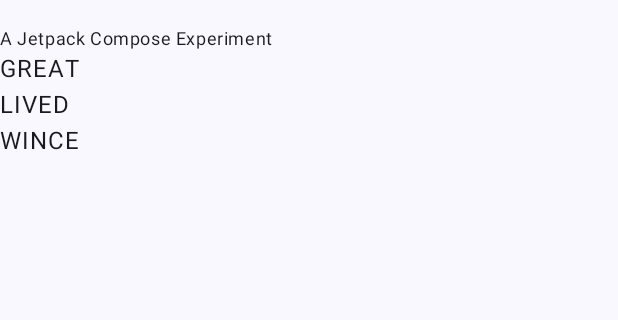
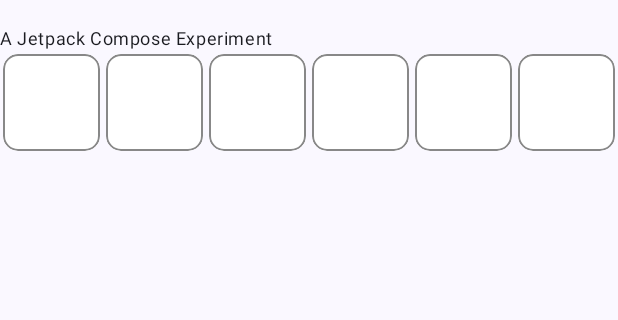
Before and after one commit to KatieBarnett/WordleExtra, an Android app built with Jetpack Compose: the screen it shows after launch (MainActivity), on a phone screen of 412 x 824 dp, the part 69-389 px from its top. Run offline under Robolectric (Android 15) with nearby library versions, the phone set to English and light mode, and no system bars.

Commit message:
Basic styling and initial guess set up

```diff
--- a/app/src/main/java/dev/katiebarnett/wordleextra/Components.kt
+++ b/app/src/main/java/dev/katiebarnett/wordleextra/Components.kt
@@ -1,26 +1,61 @@
 package dev.katiebarnett.wordleextra
 
-import androidx.compose.foundation.layout.Column
-import androidx.compose.foundation.layout.Row
+import androidx.compose.foundation.background
+import androidx.compose.foundation.border
+import androidx.compose.foundation.layout.*
+import androidx.compose.foundation.shape.RoundedCornerShape
 import androidx.compose.material3.MaterialTheme
+import androidx.compose.material3.Surface
 import androidx.compose.material3.Text
 import androidx.compose.runtime.Composable
+import androidx.compose.ui.Alignment
+import androidx.compose.ui.Modifier
+import androidx.compose.ui.draw.clip
+import androidx.compose.ui.graphics.Color
+import androidx.compose.ui.graphics.Shape
 import androidx.compose.ui.tooling.preview.Preview
+import androidx.compose.ui.unit.dp
 import dev.katiebarnett.wordleextra.models.*
 import dev.katiebarnett.wordleextra.ui.theme.WordleExtraTheme
 
 @Composable
-fun Guess(guess: Guess) {
-    Row {
+fun Guess(guess: Guess, modifier: Modifier = Modifier) {
+    Row(modifier = modifier) {
         guess.letters.forEach {
-            Letter(it)
+            Letter(it, modifier = Modifier
+                .weight(1f)
+                .aspectRatio(1f))
         }
     }
 }
 
 @Composable
-fun Letter(letter: Letter) {
-    Text(text = letter.char.uppercase())
+fun Letter(letter: Letter, modifier: Modifier = Modifier) {
+    Box(modifier = modifier.padding(2.dp),
+        contentAlignment = Alignment.Center
+    ) {
+        LetterBackground(letter = letter)
+        letter.char?.let {
+            Text(text = it.uppercase())
+        }
+    }
+}
+
+@Composable
+fun LetterBackground(letter: Letter, modifier: Modifier = Modifier){
+    val backgroundColor = when(letter) {
+        is Incorrect -> Color.Yellow
+        is Correct -> Color.Green
+        is Misplaced -> Color.Gray
+        is Unknown -> Color.White
+    }
+    Box(
+        modifier = modifier
+            .fillMaxSize()
+            .clip(RoundedCornerShape(10.dp))
+            .border(width = 1.dp, color = Color.Gray, shape = RoundedCornerShape(10.dp))
+            .background(backgroundColor)
+    )
 }
 
 @Composable
@@ -32,23 +67,23 @@ fun Heading() {
 
 @Preview(showBackground = true)
 @Composable
-fun GuessesPreview() {
-    val testGuesses = listOf(
-        Guess(listOf(Incorrect('g'), Incorrect('r'), Misplaced('e'), Incorrect('a'), Incorrect('t'))),
-        Guess(listOf(Incorrect('l'), Correct('i'), Misplaced('v'), Misplaced('e'), Incorrect('d'))),
-        Guess(listOf(Correct('w'), Correct('i'), Correct('n'), Correct('c'), Correct('e')))
-    )
+fun GuessPreview() {
+    val testGuess = Guess(listOf(Incorrect('l'), Correct('i'), Misplaced('v'), Misplaced('e'), Incorrect('d')))
     WordleExtraTheme {
-        Guesses(testGuesses)
+        Guess(testGuess, modifier = Modifier
+            .width(250.dp)
+            .height(50.dp))
     }
 }
 
 @Preview(showBackground = true)
 @Composable
-fun GuessPreview() {
-    val testGuess = Guess(listOf(Incorrect('l'), Correct('i'), Misplaced('v'), Misplaced('e'), Incorrect('d')))
+fun EmptyGuessPreview() {
+    val testGuess = Guess(listOf(Unknown(), Unknown(), Unknown(), Unknown(), Unknown()))
     WordleExtraTheme {
-        Guess(testGuess)
+        Guess(testGuess, modifier = Modifier
+            .width(250.dp)
+            .height(50.dp))
     }
 }
 
@@ -56,10 +91,15 @@ fun GuessPreview() {
 @Composable
 fun LetterPreview() {
     WordleExtraTheme {
-        Row {
-            Letter(Incorrect('a'))
-            Letter(Misplaced('b'))
-            Letter(Correct('c'))
+        Surface {
+            Row {
+                val blockModifier = Modifier
+                    .width(50.dp)
+                    .height(50.dp)
+                Letter(Incorrect('a'), blockModifier)
+                Letter(Misplaced('b'), blockModifier)
+                Letter(Correct('c'), blockModifier)
+            }
         }
     }
 }
--- a/app/src/main/java/dev/katiebarnett/wordleextra/MainActivity.kt
+++ b/app/src/main/java/dev/katiebarnett/wordleextra/MainActivity.kt
@@ -8,6 +8,7 @@ import androidx.activity.compose.setContent
 import androidx.activity.viewModels
 import androidx.compose.foundation.layout.Column
 import androidx.compose.foundation.layout.padding
+import androidx.compose.foundation.layout.width
 import androidx.compose.foundation.lazy.LazyColumn
 import androidx.compose.foundation.lazy.items
 import androidx.compose.material3.CenterAlignedTopAppBar
@@ -17,7 +18,11 @@ import androidx.compose.material3.Text
 import androidx.compose.runtime.Composable
 import androidx.compose.ui.Modifier
 import androidx.compose.ui.tooling.preview.Preview
+import androidx.compose.ui.unit.dp
+import dev.katiebarnett.wordleextra.models.Correct
 import dev.katiebarnett.wordleextra.models.Guess
+import dev.katiebarnett.wordleextra.models.Incorrect
+import dev.katiebarnett.wordleextra.models.Misplaced
 import dev.katiebarnett.wordleextra.ui.theme.WordleExtraTheme
 
 class MainActivity : ComponentActivity() {
@@ -53,11 +58,25 @@ fun GameContent(
 }
 
 @Composable
-fun Guesses(guesses: List<Guess>) {
+fun Guesses(guesses: List<Guess>, modifier: Modifier = Modifier) {
     LazyColumn {
         items(guesses) { guess ->
-            Guess(guess)
+            Guess(guess, modifier)
         }
+    }
+}
+
+@Preview(showBackground = true)
+@Composable
+fun GuessesPreview() {
+    val testGuesses = listOf(
+        Guess(listOf(Incorrect('g'), Incorrect('r'), Misplaced('e'), Incorrect('a'), Incorrect('t'))),
+        Guess(listOf(Incorrect('l'), Correct('i'), Misplaced('v'), Misplaced('e'), Incorrect('d'))),
+        Guess(listOf(Correct('w'), Correct('i'), Correct('n'), Correct('c'), Correct('e')))
+    )
+    WordleExtraTheme {
+        Guesses(testGuesses, modifier = Modifier
+            .width(200.dp))
     }
 }
 
--- a/app/src/main/java/dev/katiebarnett/wordleextra/MainViewModel.kt
+++ b/app/src/main/java/dev/katiebarnett/wordleextra/MainViewModel.kt
@@ -4,49 +4,25 @@ import androidx.compose.runtime.mutableStateListOf
 import androidx.lifecycle.LiveData
 import androidx.lifecycle.MutableLiveData
 import androidx.lifecycle.ViewModel
-import dev.katiebarnett.wordleextra.models.Correct
-import dev.katiebarnett.wordleextra.models.Guess
-import dev.katiebarnett.wordleextra.models.Incorrect
-import dev.katiebarnett.wordleextra.models.Misplaced
+import dev.katiebarnett.wordleextra.models.*
 
 class MainViewModel: ViewModel() {
 
     var guesses = mutableStateListOf<Guess>()
         private set
 
+    var wordLength = 5
+
     init {
-        // Temp
-        guesses.addAll(
-            listOf(
-                Guess(
-                    listOf(
-                        Incorrect('g'),
-                        Incorrect('r'),
-                        Misplaced('e'),
-                        Incorrect('a'),
-                        Incorrect('t')
-                    )
-                ),
-                Guess(
-                    listOf(
-                        Incorrect('l'),
-                        Correct('i'),
-                        Misplaced('v'),
-                        Misplaced('e'),
-                        Incorrect('d')
-                    )
-                ),
-                Guess(
-                    listOf(
-                        Correct('w'),
-                        Correct('i'),
-                        Correct('n'),
-                        Correct('c'),
-                        Correct('e')
-                    )
-                )
-            )
-        )
+        reset()
+    }
+
+    fun reset() {
+        val firstGuess = mutableListOf<Letter>()
+        for (i in 0..wordLength) {
+            firstGuess.add(Unknown())
+        }
+        guesses.addAll(listOf(Guess(letters = firstGuess)))
     }
 
     fun addGuess(guess: Guess) {
--- a/app/src/main/java/dev/katiebarnett/wordleextra/models/Letter.kt
+++ b/app/src/main/java/dev/katiebarnett/wordleextra/models/Letter.kt
@@ -1,9 +1,10 @@
 package dev.katiebarnett.wordleextra.models
 
 sealed class Letter(
-    open val char: Char
+    open val char: Char?
 )
 
 class Correct(override val char: Char): Letter(char)
 class Misplaced(override val char: Char): Letter(char)
 class Incorrect(override val char: Char): Letter(char)
+class Unknown(override val char: Char? = null): Letter(char)
```
